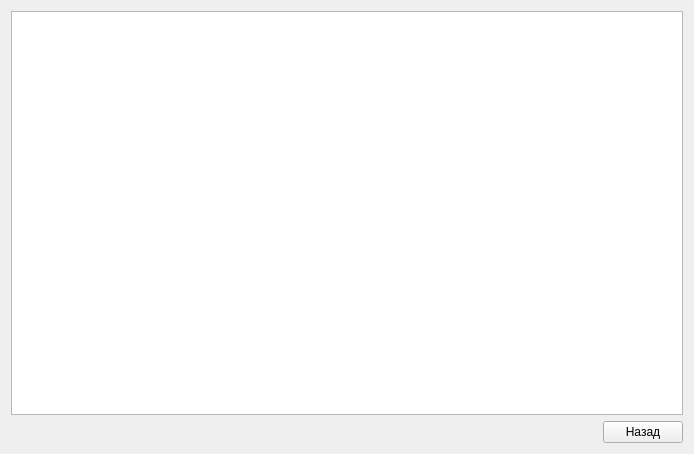
This is stockforma.ui in Lelius/protyazhka as Qt 5 draws it before an edit. The edited form follows.
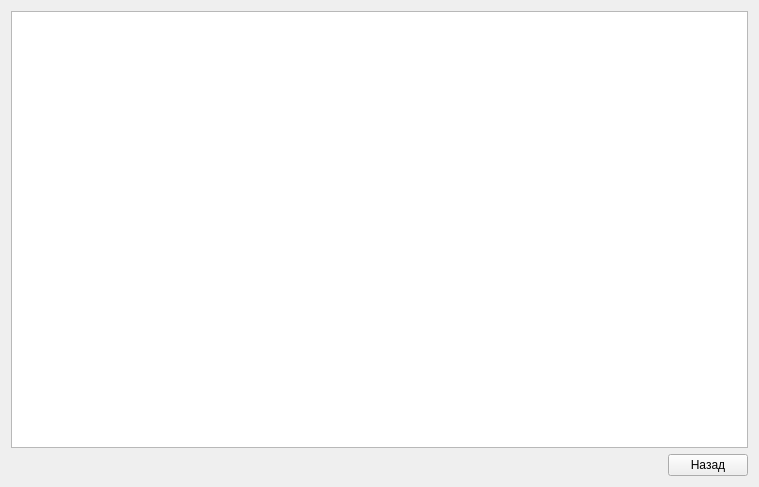
This is the edited form.

Patch:
```diff
--- a/stockforma.ui
+++ b/stockforma.ui
@@ -6,8 +6,8 @@
    <rect>
     <x>0</x>
     <y>0</y>
-    <width>694</width>
-    <height>454</height>
+    <width>759</width>
+    <height>487</height>
    </rect>
   </property>
   <property name="windowTitle">
@@ -28,7 +28,7 @@
      </property>
      <property name="sizeHint" stdset="0">
       <size>
-       <width>40</width>
+       <width>669</width>
        <height>20</height>
       </size>
      </property>
```
Left out of the diff: 14 changed lines with no effect on the pictures.
